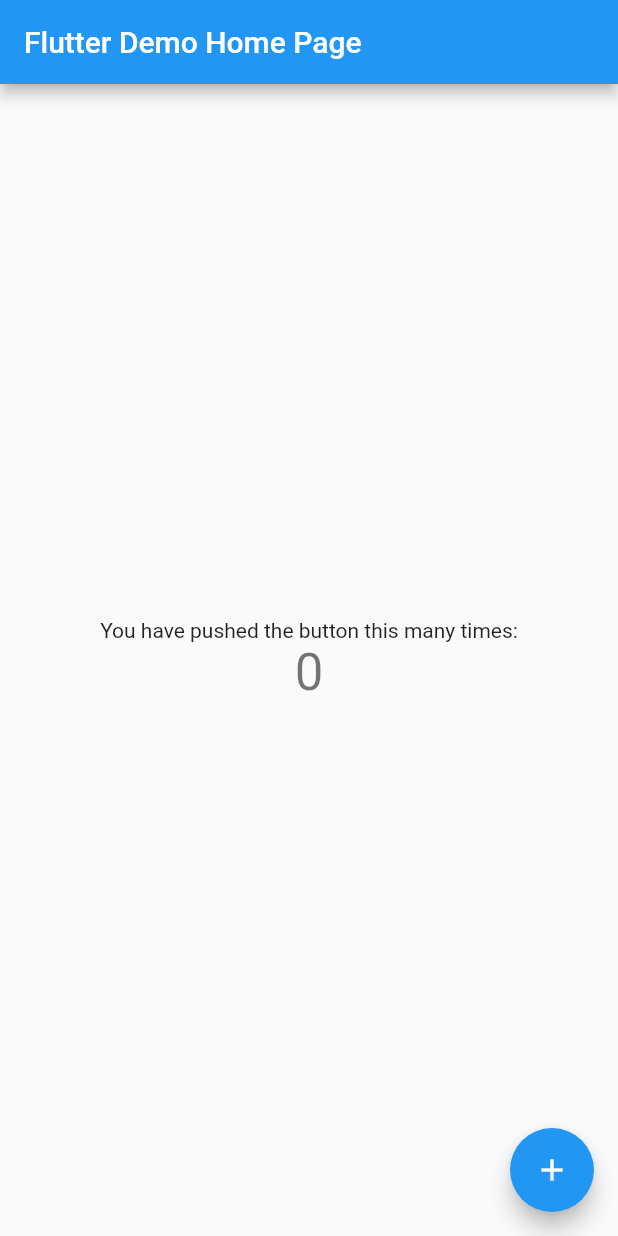
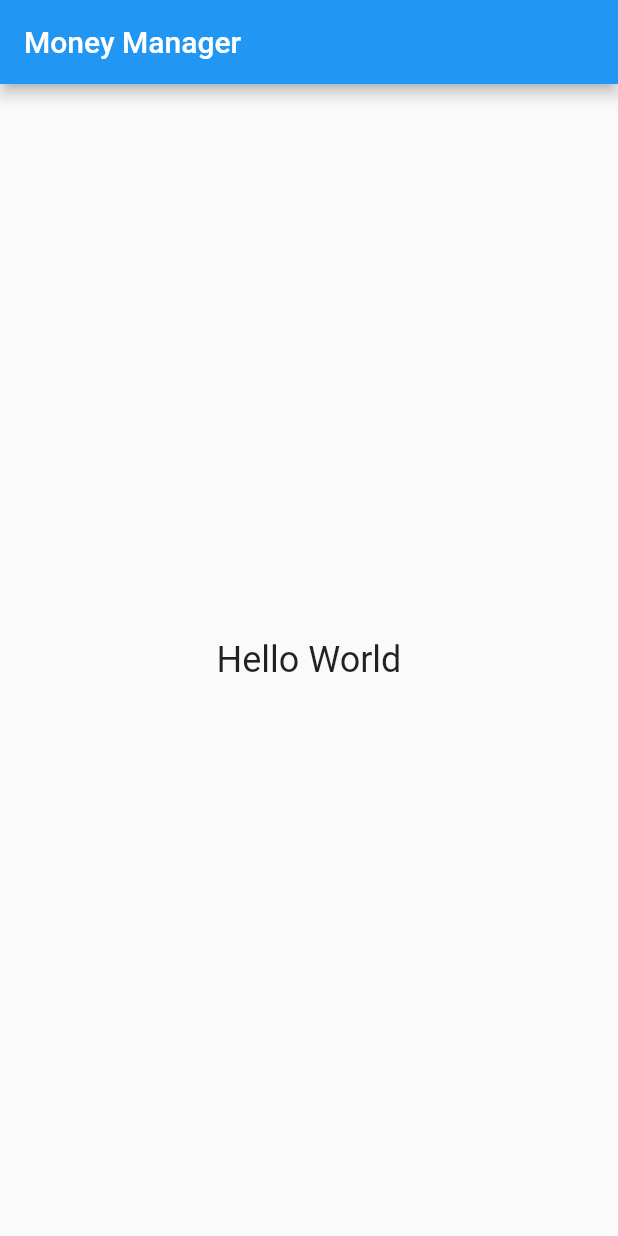
Before and after one commit to DeepeshKalura/frontend_part_for_money_tracker_with_flutter, a Flutter app: the screen it shows after launch, on a phone screen of 412 x 824 dp. Run offline on Flutter 3.47's test engine with Material 2 defaults, Android fonts, the phone set to English and light mode, and no system bars.

Commit message:
reomve old code and added basic structure

```diff
--- a/lib/main.dart
+++ b/lib/main.dart
@@ -1,115 +1,35 @@
 import 'package:flutter/material.dart';
 
-void main() {
+void main(List<String> args) {
   runApp(const MyApp());
 }
 
 class MyApp extends StatelessWidget {
-  const MyApp({super.key});
-
-  // This widget is the root of your application.
+  const MyApp({Key? key}) : super(key: key);
   @override
   Widget build(BuildContext context) {
-    return MaterialApp(
-      title: 'Flutter Demo',
-      theme: ThemeData(
-        // This is the theme of your application.
-        //
-        // Try running your application with "flutter run". You'll see the
-        // application has a blue toolbar. Then, without quitting the app, try
-        // changing the primarySwatch below to Colors.green and then invoke
-        // "hot reload" (press "r" in the console where you ran "flutter run",
-        // or simply save your changes to "hot reload" in a Flutter IDE).
-        // Notice that the counter didn't reset back to zero; the application
-        // is not restarted.
-        primarySwatch: Colors.blue,
-      ),
-      home: const MyHomePage(title: 'Flutter Demo Home Page'),
+    return const MaterialApp(
+      title: 'Money Manager',
+      home: MyHomePage(),
     );
   }
 }
 
-class MyHomePage extends StatefulWidget {
-  const MyHomePage({super.key, required this.title});
-
-  // This widget is the home page of your application. It is stateful, meaning
-  // that it has a State object (defined below) that contains fields that affect
-  // how it looks.
-
-  // This class is the configuration for the state. It holds the values (in this
-  // case the title) provided by the parent (in this case the App widget) and
-  // used by the build method of the State. Fields in a Widget subclass are
-  // always marked "final".
-
-  final String title;
-
-  @override
-  State<MyHomePage> createState() => _MyHomePageState();
-}
-
-class _MyHomePageState extends State<MyHomePage> {
-  int _counter = 0;
-
-  void _incrementCounter() {
-    setState(() {
-      // This call to setState tells the Flutter framework that something has
-      // changed in this State, which causes it to rerun the build method below
-      // so that the display can reflect the updated values. If we changed
-      // _counter without calling setState(), then the build method would not be
-      // called again, and so nothing would appear to happen.
-      _counter++;
-    });
-  }
+class MyHomePage extends StatelessWidget {
+  const MyHomePage({super.key});
 
   @override
   Widget build(BuildContext context) {
-    // This method is rerun every time setState is called, for instance as done
-    // by the _incrementCounter method above.
-    //
-    // The Flutter framework has been optimized to make rerunning build methods
-    // fast, so that you can just rebuild anything that needs updating rather
-    // than having to individually change instances of widgets.
     return Scaffold(
       appBar: AppBar(
-        // Here we take the value from the MyHomePage object that was created by
-        // the App.build method, and use it to set our appbar title.
-        title: Text(widget.title),
+        title: const Text('Money Manager'),
       ),
-      body: Center(
-        // Center is a layout widget. It takes a single child and positions it
-        // in the middle of the parent.
-        child: Column(
-          // Column is also a layout widget. It takes a list of children and
-          // arranges them vertically. By default, it sizes itself to fit its
-          // children horizontally, and tries to be as tall as its parent.
-          //
-          // Invoke "debug painting" (press "p" in the console, choose the
-          // "Toggle Debug Paint" action from the Flutter Inspector in Android
-          // Studio, or the "Toggle Debug Paint" command in Visual Studio Code)
-          // to see the wireframe for each widget.
-          //
-          // Column has various properties to control how it sizes itself and
-          // how it positions its children. Here we use mainAxisAlignment to
-          // center the children vertically; the main axis here is the vertical
-          // axis because Columns are vertical (the cross axis would be
-          // horizontal).
-          mainAxisAlignment: MainAxisAlignment.center,
-          children: <Widget>[
-            const Text(
-              'You have pushed the button this many times:',
-            ),
-            Text(
-              '$_counter',
-              style: Theme.of(context).textTheme.headlineMedium,
-            ),
-          ],
+      body: const Center(
+        child: Text(
+          'Hello World',
+          style: TextStyle(fontSize: 24),
         ),
       ),
-      floatingActionButton: FloatingActionButton(
-        onPressed: _incrementCounter,
-        tooltip: 'Increment',
-        child: const Icon(Icons.add),
-      ), // This trailing comma makes auto-formatting nicer for build methods.
     );
   }
 }
```
